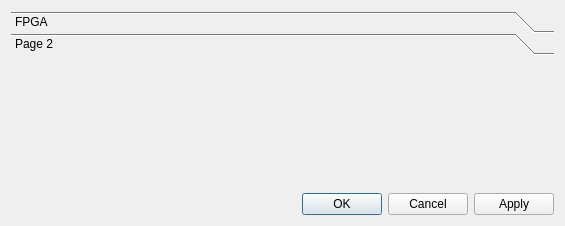
Before: the Qt Designer form ui/SettingsDialog.ui in MonroeQuantumNetworks/IonControl, drawn with Qt 5.
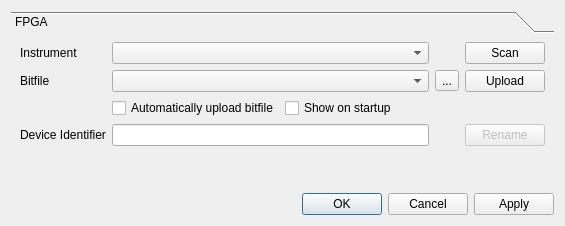
After: the same form once the commit is applied. The open tabs and pages were chosen to show the change. Icons and pictures are not drawn.

Patch:
```diff
--- a/ui/SettingsDialog.ui
+++ b/ui/SettingsDialog.ui
@@ -28,7 +28,7 @@
         <x>0</x>
         <y>0</y>
         <width>547</width>
-        <height>135</height>
+        <height>156</height>
        </rect>
       </property>
       <attribute name="label">
@@ -146,19 +146,6 @@
        </item>
       </layout>
      </widget>
-     <widget class="QWidget" name="page_2">
-      <property name="geometry">
-       <rect>
-        <x>0</x>
-        <y>0</y>
-        <width>755</width>
-        <height>135</height>
-       </rect>
-      </property>
-      <attribute name="label">
-       <string>Page 2</string>
-      </attribute>
-     </widget>
     </widget>
    </item>
    <item>
```
Left out of the diff: 2 changed lines with no effect on the pictures.
